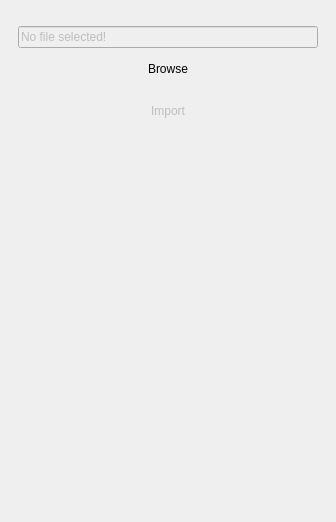
First picture: the form in gui/ui/spectrum_analyzer_add_reference_menu.ui, repository analogdevicesinc/scopy, before the edit.
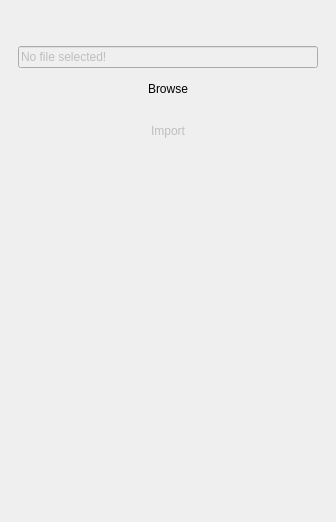
Second picture: the form after the edit. Custom widgets are drawn as their Qt base class.

Commit message: Spectrum Analyzer AddReference menu: Added spacer

```diff
--- a/gui/ui/spectrum_analyzer_add_reference_menu.ui
+++ b/gui/ui/spectrum_analyzer_add_reference_menu.ui
@@ -34,6 +34,19 @@
      <item>
       <widget class="scopy::gui::MenuHeader" name="widgetMenuHeader" native="true"/>
      </item>
+     <item>
+      <spacer name="hSpacer">
+       <property name="orientation">
+        <enum>Qt::Horizontal</enum>
+       </property>
+       <property name="sizeHint" stdset="0">
+        <size>
+         <width>40</width>
+         <height>20</height>
+        </size>
+       </property>
+      </spacer>
+     </item>
      <item>
       <widget class="QLineEdit" name="lineEditFile">
        <property name="enabled">
```
